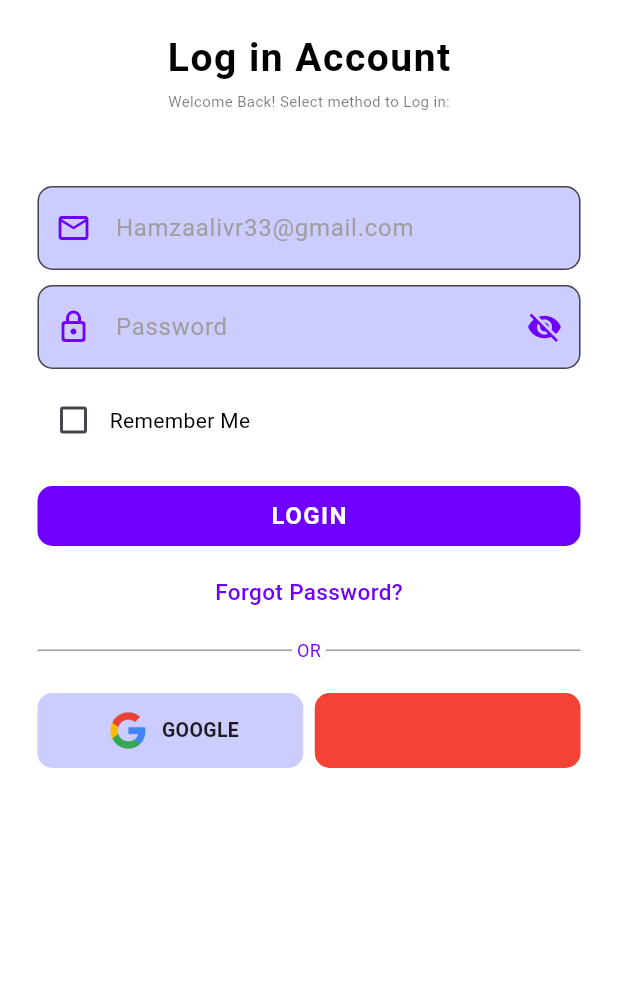
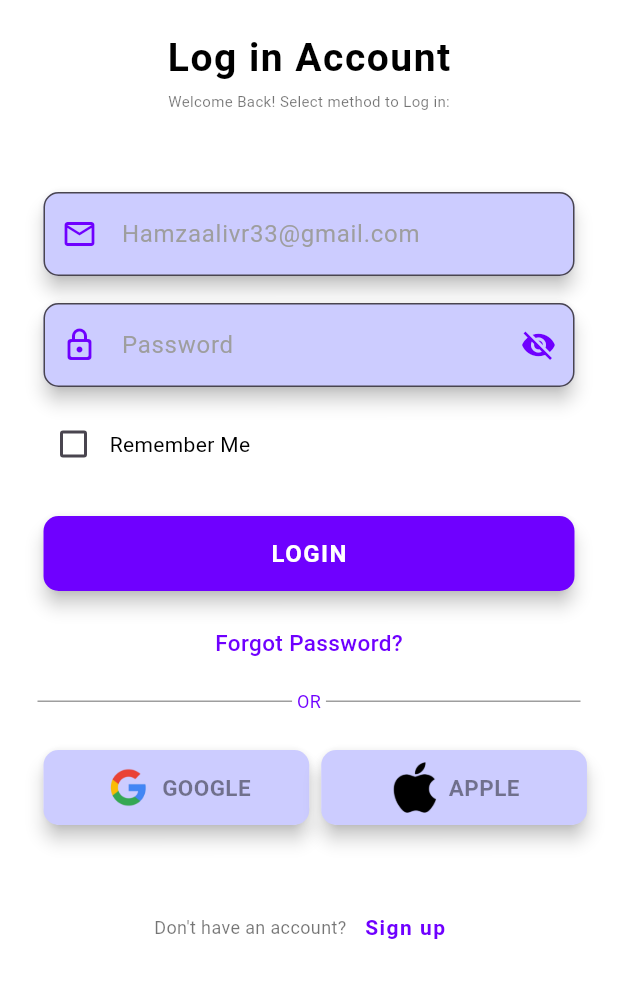
Before and after one commit to HamzaAli689/Wallet-App-Flutter, a Flutter app: the screen it shows after launch, on a phone screen of 412 x 824 dp, the part 90-1088 px from its top. Run offline on Flutter 3.47's test engine with Material 3 defaults, Android fonts, the phone set to English and light mode, and no system bars; our stand-ins replace gap, get.

Commit message:
login page completly designed

```diff
--- a/wallet_app/lib/Screens/Spalsh Screen/Splash screen.dart
+++ b/wallet_app/lib/Screens/Spalsh Screen/Splash screen.dart
@@ -14,7 +14,7 @@ class _SplashScreenState extends State<SplashScreen> {
   void initState() {
     super.initState();
     Future.delayed(const Duration(seconds: 3), () {
-      Get.off(() =>  LoginPage()); // Use Get.off instead of Get.to for better navigation flow
+      Get.off(() =>  LoginPage());
     });
   }
 
@@ -30,7 +30,7 @@ class _SplashScreenState extends State<SplashScreen> {
             Column(
               children: [
                 Image.asset(
-                  'assets/logo.png', // Ensure this path is correct, and the file exists
+                  'assets/logo.png',
                   width: 150,
                   height: 150,
                 ),
--- a/wallet_app/lib/Screens/login/view.dart
+++ b/wallet_app/lib/Screens/login/view.dart
@@ -5,6 +5,8 @@ import 'package:wallet_app/widgets/PTextfield.dart';
 
 import '../../constants/colors.dart';
 import '../../widgets/ETextfields.dart';
+import '../../widgets/Login button.dart';
+import '../../widgets/Social_container.dart';
 import 'logic.dart';
 
 class LoginPage extends StatefulWidget {
@@ -23,10 +25,10 @@ class _LoginPageState extends State<LoginPage> {
     var size = MediaQuery.of(context).size;
     return Scaffold(
       backgroundColor: Colors.white,
-      body: Padding(
+      body: SingleChildScrollView(
+        child: Padding(
           padding: const EdgeInsets.only(right: 25, left: 25),
           child: Container(
-          height: size.height,
             width: size.width,
             child: Column(
               crossAxisAlignment: CrossAxisAlignment.center,
@@ -53,8 +55,8 @@ class _LoginPageState extends State<LoginPage> {
                     ),
                   ],
                 ),
-              Gap(20),
-              Text(
+                const Gap(20),
+                const Text(
                   "Log in Account",
                   style: TextStyle(
                     fontSize: 26,
@@ -64,8 +66,8 @@ class _LoginPageState extends State<LoginPage> {
                     decoration: TextDecoration.none,
                   ),
                 ),
-              Gap(3),
-              Text(
+                const Gap(3),
+                const Text(
                   "Welcome Back! Select method to Log in:",
                   style: TextStyle(
                     color: Colors.black54,
@@ -90,7 +92,7 @@ class _LoginPageState extends State<LoginPage> {
                         });
                       },
                     ),
-                  Text(
+                    const Text(
                       "Remember Me",
                       style: TextStyle(
                         color: Colors.black,
@@ -100,26 +102,8 @@ class _LoginPageState extends State<LoginPage> {
                     ),
                   ],
                 ),
-              Gap(20),
-              InkWell(
-                  onTap: () {},
-                  child: Container(
-                    height: 40,
-                    width: size.width,
-                    decoration: BoxDecoration(
-                        color: customPurple,
-                        borderRadius: BorderRadius.circular(10)),
-                    child: Center(
-                      child: Text(
-                        "LOGIN",
-                        style: TextStyle(
-                            fontSize: 16,
-                            color: Colors.white,
-                            fontWeight: FontWeight.bold,
-                            letterSpacing: 1),
-                      ),
-                    ),
-                  )),
+                const Gap(20),
+                LoginButton(),
                 Gap(20),
                 Text(
                   "Forgot Password?",
@@ -155,39 +139,37 @@ class _LoginPageState extends State<LoginPage> {
                 Row(
                   mainAxisAlignment: MainAxisAlignment.spaceBetween,
                   children: [
-                  Container(
-                    height: 50,
-                    width: size.width * .43,
-                    decoration: BoxDecoration(
-                        color: fillcolor,
-                        borderRadius: BorderRadius.circular(10)),
-                    child: Row(
+                    GoogleApple(image: 'assets/googleg.png', title: 'GOOGLE',),
+                    GoogleApple(image: 'assets/apple.png', title: 'APPLE',),
+                  ],
+                ),
+                Gap(40),
+                Row(
                   mainAxisAlignment: MainAxisAlignment.center,
                   children: [
-                        Image.asset(
-                          "assets/googleg.png",
-                          width: 35,
-                          height: 35,
+                    Text(
+                      "Don't have an account?",
+                      style: TextStyle(
+                        color: Colors.black54,
+                        fontSize: 12,
+                        decoration: TextDecoration.none,
                       ),
-                        Gap(5),
-                        Text(
-                          "GOOGLE",
+                    ),
+                    TextButton(
+                      onPressed: (){},
+                      child: Text(
+                      "Sign up",
                       style: TextStyle(
-                              fontSize: 13, fontWeight: FontWeight.bold),
-                        )
+                          fontSize: 14,
+                          color: customPurple,
+                          fontWeight: FontWeight.bold,
+                          letterSpacing: 1),
+                    ), )
                   ],
                 ),
+                Gap(30),
+              ],
             ),
-                  Container(
-                    height: 50,
-                    width: size.width * .43,
-                    decoration: BoxDecoration(
-                        color: Colors.red,
-                        borderRadius: BorderRadius.circular(10)),
-                  ),
-                ],
-              )
-            ],
           ),
         ),
       ),
--- a/wallet_app/lib/main.dart
+++ b/wallet_app/lib/main.dart
@@ -1,6 +1,7 @@
 import 'package:flutter/material.dart';
 import 'package:get/get.dart';
 import 'Screens/Spalsh Screen/Splash screen.dart';
+import 'Screens/login/view.dart';
 
 void main() {
   runApp(const MyApp());
@@ -13,7 +14,8 @@ class MyApp extends StatelessWidget {
   Widget build(BuildContext context) {
     return GetMaterialApp(
       debugShowCheckedModeBanner: false,
-      home: SplashScreen(),
+      home: LoginPage(),
+     // home: SplashScreen(),
     );
   }
 }
--- a/wallet_app/lib/widgets/ETextfields.dart
+++ b/wallet_app/lib/widgets/ETextfields.dart
@@ -11,7 +11,9 @@ class _EtextfieldsState extends State<Etextfields> {
 
   @override
   Widget build(BuildContext context) {
-    return TextFormField(
+    return Card(
+      elevation: 5,
+      child: TextFormField(
         decoration: const InputDecoration(
           prefixIcon: Icon(Icons.email_outlined,color: Color(0xFF6F00FF),),
           hintText: "Hamzaalivr33@gmail.com",
@@ -30,6 +32,7 @@ class _EtextfieldsState extends State<Etextfields> {
           color: Colors.black,
           fontSize: 16, // Font size for user input
         ),
+      ),
     );
   }
 }
--- /dev/null
+++ b/wallet_app/lib/widgets/Login button.dart
@@ -0,0 +1,34 @@
+import 'package:flutter/material.dart';
+
+import '../constants/colors.dart';
+
+class LoginButton extends StatelessWidget {
+  const LoginButton({super.key});
+
+  @override
+  Widget build(BuildContext context) {
+    var size = MediaQuery.of(context).size;
+    return Card(
+      elevation: 5,
+      child: InkWell(
+          onTap: () {},
+          child: Container(
+            height: 50,
+            width: size.width,
+            decoration: BoxDecoration(
+                color: customPurple,
+                borderRadius: BorderRadius.circular(10)),
+            child: const Center(
+              child: Text(
+                "LOGIN",
+                style: TextStyle(
+                    fontSize: 16,
+                    color: Colors.white,
+                    fontWeight: FontWeight.bold,
+                    letterSpacing: 1),
+              ),
+            ),
+          )),
+    );
+  }
+}
--- a/wallet_app/lib/widgets/PTextfield.dart
+++ b/wallet_app/lib/widgets/PTextfield.dart
@@ -13,7 +13,9 @@ class _PtextfieldsState extends State<Ptextfields> {
 
   @override
   Widget build(BuildContext context) {
-    return TextFormField(
+    return Card(
+      elevation: 5,
+      child: TextFormField(
         obscureText: obscureText,
         decoration: InputDecoration(
           prefixIcon: Icon(Icons.lock_outline_rounded,color: Color(0xFF6F00FF),),
@@ -44,6 +46,7 @@ class _PtextfieldsState extends State<Ptextfields> {
           color: Colors.black,
           fontSize: 16, // Font size for user input
         ),
+      ),
     );
   }
 }
--- /dev/null
+++ b/wallet_app/lib/widgets/Social_container.dart
@@ -0,0 +1,45 @@
+import 'package:flutter/material.dart';
+import 'package:gap/gap.dart';
+
+import '../constants/colors.dart';
+
+class GoogleApple extends StatelessWidget {
+  final String image;
+  final String title;
+  const GoogleApple({super.key, required this.image, required this.title});
+
+  @override
+  Widget build(BuildContext context) {
+    var size = MediaQuery.of(context).size;
+    return Card(
+      elevation: 5,
+      child: InkWell(
+        onTap: (){},
+        child: Container(
+          height: 50,
+          width: size.width * .43,
+          decoration: BoxDecoration(
+              color: fillcolor,
+              borderRadius: BorderRadius.circular(10)),
+          child: Row(
+            mainAxisAlignment: MainAxisAlignment.center,
+            children: [
+              Image.asset(
+                image,
+                width: 35,
+                height: 35,
+              ),
+              Gap(5),
+              Text(
+                title,
+                style: TextStyle(
+                    color: Colors.black45,
+                    fontSize: 15, fontWeight: FontWeight.bold),
+              )
+            ],
+          ),
+        ),
+      ),
+    );
+  }
+}
```
Also changed, not shown: wallet_app/assets/apple.png, wallet_app/assets/applee.png (deleted), wallet_app/assets/google.jpeg (deleted), wallet_app/assets/google.png (deleted). Lines whose indentation alone changed are shown as unchanged.
